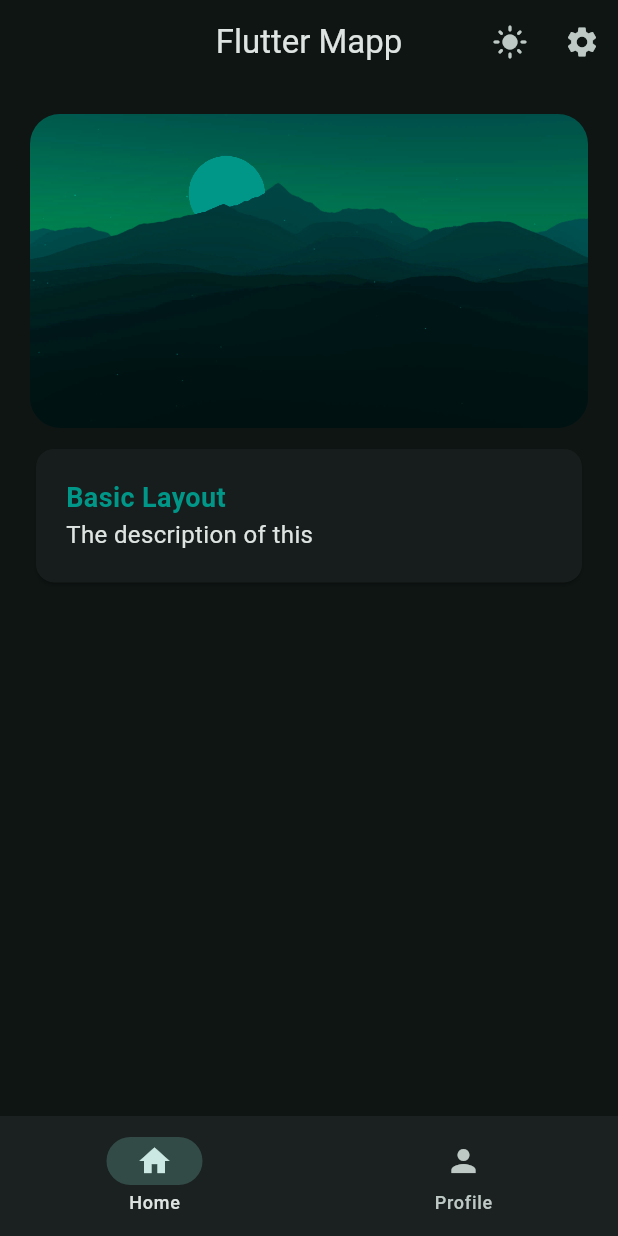
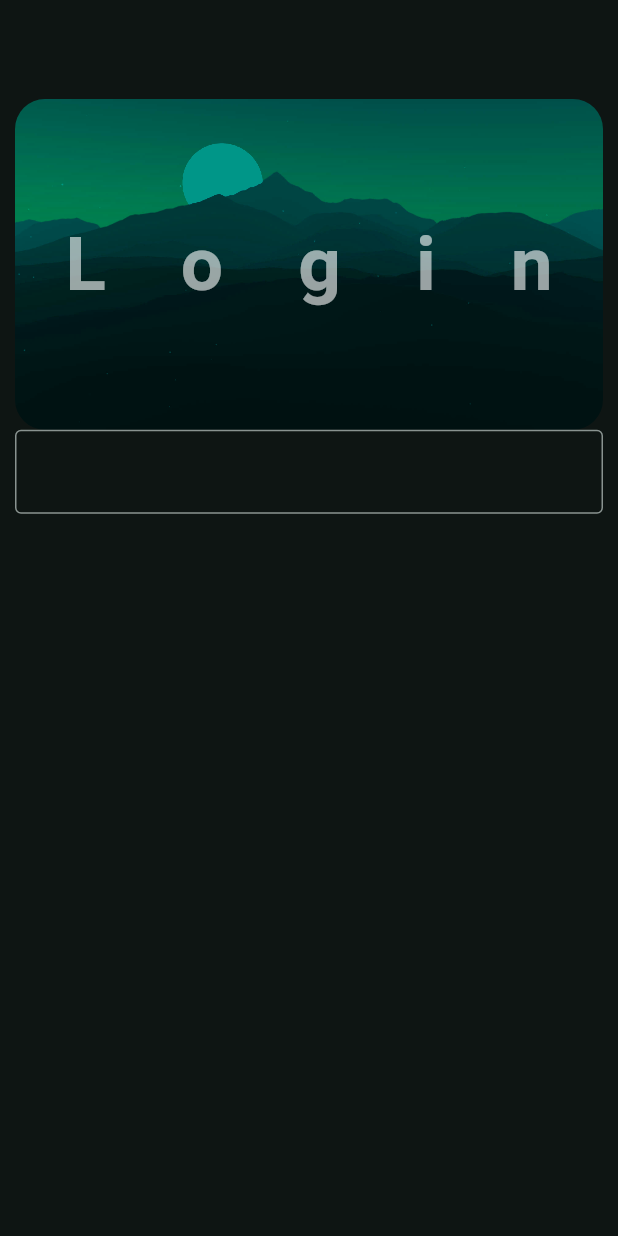
Before and after one commit to AusraSima/FlutterMappLearningProject, a Flutter app: the screen it shows after launch, after a tap on "Get Started", on a phone screen of 412 x 824 dp. Run offline on Flutter 3.47's test engine with Material 3 defaults, Android fonts, the phone set to English and light mode, and no system bars; our stand-ins replace lottie.

Commit message:
Adding LoginPage

```diff
--- a/lib/views/pages/home_oage.dart
+++ b/lib/views/pages/home_oage.dart
@@ -11,7 +11,7 @@ class HomePage extends StatelessWidget {
       padding: EdgeInsets.all(20.0),
       child: Column(
         children: [
-          HeroWidget(),
+          HeroWidget(title: 'Flutter Mapp',),
           Container(
             width: double.infinity,
             padding: EdgeInsets.symmetric(vertical: 10.0),
--- /dev/null
+++ b/lib/views/pages/login_page.dart
@@ -0,0 +1,36 @@
+import 'package:book_application/views/widgets/hero_widget.dart';
+import 'package:flutter/material.dart';
+
+TextEditingController controller = TextEditingController();
+
+class LoginPage extends StatefulWidget {
+  const LoginPage({super.key});
+
+  @override
+  State<LoginPage> createState() => _LoginPageState();
+}
+
+class _LoginPageState extends State<LoginPage> {
+  @override
+  Widget build(BuildContext context) {
+    return Scaffold(
+      appBar: AppBar(),
+      body: Padding(
+        padding: const EdgeInsets.all(10.0),
+        child: Column(children: [
+          HeroWidget(
+            title: 'Login',
+            ),
+            TextField(
+                controller: controller,
+                decoration: InputDecoration(border: OutlineInputBorder()),
+                onEditingComplete: () {
+                  setState(() {});
+                },
+              ),
+            ],
+            ),
+      ),
+    );
+  }
+}
--- a/lib/views/pages/welcome_page.dart
+++ b/lib/views/pages/welcome_page.dart
@@ -1,4 +1,4 @@
-import 'package:book_application/views/widget_tree.dart';
+import 'package:book_application/views/pages/login_page.dart';
 import 'package:flutter/material.dart';
 import 'package:lottie/lottie.dart';
 
@@ -31,7 +31,7 @@ class WelcomePage extends StatelessWidget {
                   context,
                   MaterialPageRoute(
                     builder: (context) {
-                      return WidgetTree();
+                      return LoginPage();
                     },
                   ),
                 );
@@ -47,7 +47,7 @@ class WelcomePage extends StatelessWidget {
                   context,
                   MaterialPageRoute(
                     builder: (context) {
-                      return WidgetTree();
+                      return LoginPage();
                     },
                   ),
                 );
--- a/lib/views/widgets/hero_widget.dart
+++ b/lib/views/widgets/hero_widget.dart
@@ -1,11 +1,16 @@
 import 'package:flutter/material.dart';
 
 class HeroWidget extends StatelessWidget {
-  const HeroWidget({super.key});
+  const HeroWidget({super.key, required this.title});
+
+  final String title;
 
   @override
   Widget build(BuildContext context) {
-    return Hero(
+    return Stack(
+      alignment: Alignment.center,
+      children: [
+        Hero(
           tag: 'hero1',
           child: ClipRRect(
             borderRadius: BorderRadius.circular(20.0),
@@ -15,6 +20,19 @@ class HeroWidget extends StatelessWidget {
               colorBlendMode: BlendMode.darken,
             ),
           ),
+        ),
+        FittedBox(
+          child: Text(
+            title,
+            style: TextStyle(
+              fontWeight: FontWeight.bold,
+              fontSize: 50.0,
+              letterSpacing: 50.0,
+              color: Colors.white60,
+            ),
+          ),
+        ),
+      ],
     );
   }
 }
```
Lines whose indentation alone changed are shown as unchanged.
